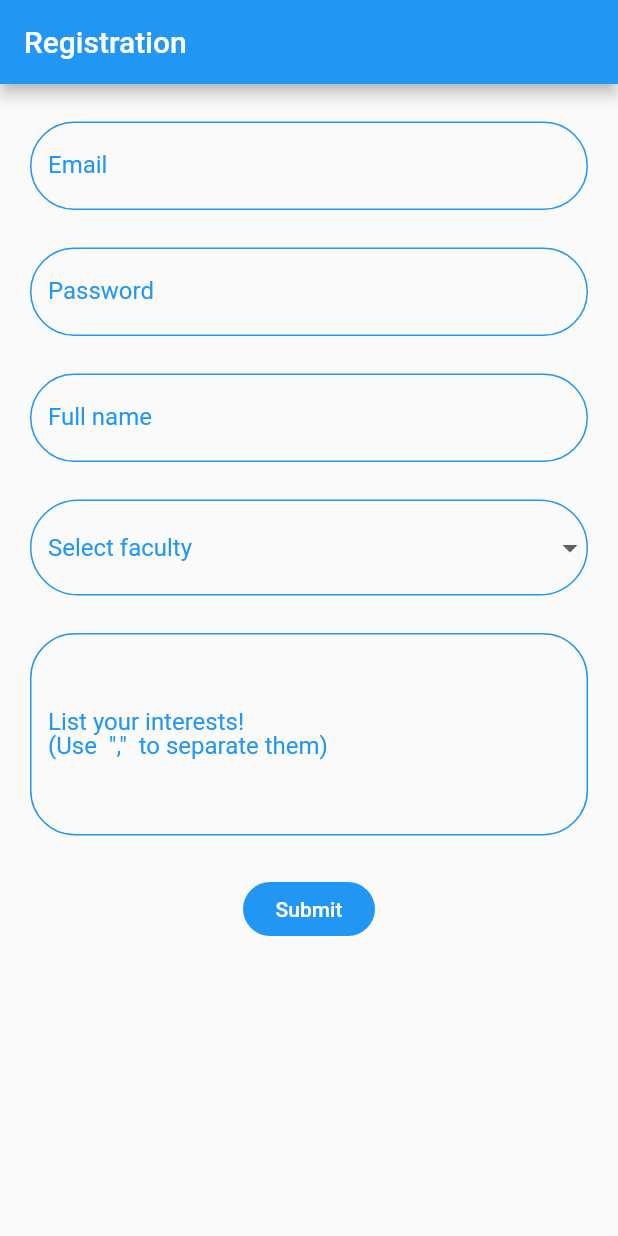
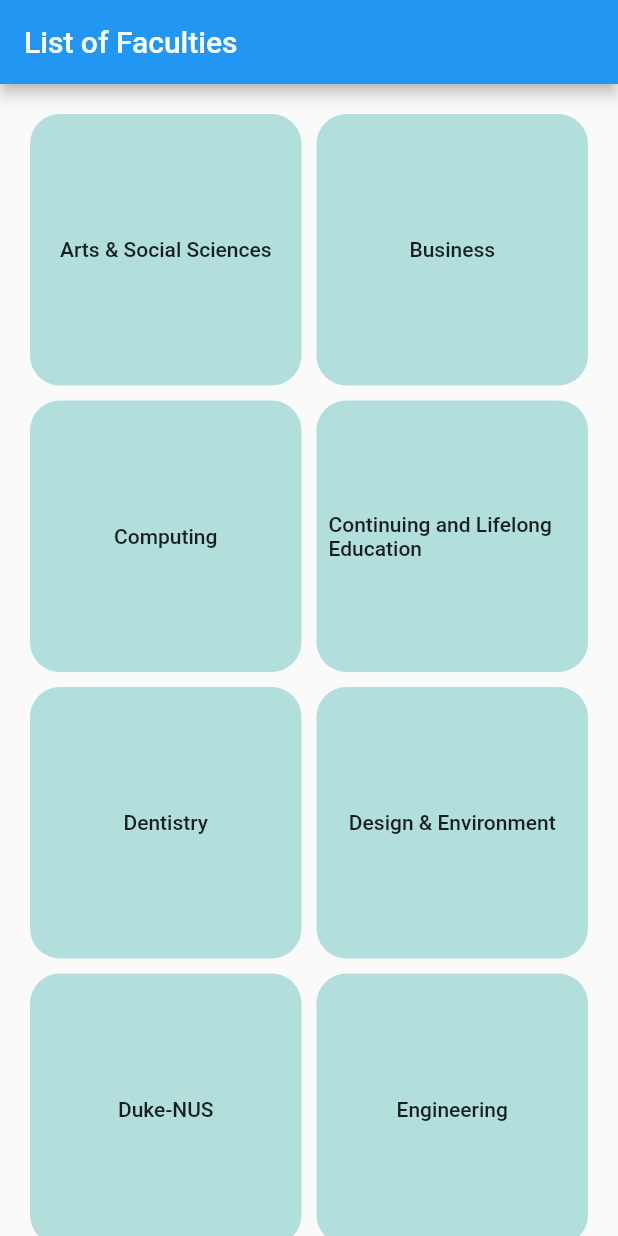
Before and after one commit to anthonyxavier64/hacknroll2021, a Flutter app: the screen it shows after launch, on a phone screen of 412 x 824 dp. Run offline on Flutter 3.47's test engine with Material 2 defaults, Android fonts, the phone set to English and light mode, and no system bars; missing offline and left inert: Cycled_iOS.

Commit message:
Added HomePage

```diff
--- a/lib/dummy_data.dart
+++ b/lib/dummy_data.dart
@@ -1,7 +1,7 @@
 class DummyData {
   final List<String> faculties = [
     'Arts & Social Sciences',
-    'Buiness',
+    'Business',
     'Computing',
     'Continuing and Lifelong Education',
     'Dentistry',
@@ -17,4 +17,8 @@
     'Science',
     'Yale-NUS',
   ];
+
+  List<String> getFaculties() {
+    return this.faculties;
+  }
 }
--- a/lib/main.dart
+++ b/lib/main.dart
@@ -1,4 +1,5 @@
 import 'package:flutter/material.dart';
+import 'package:hacknroll2021/pages/home_page.dart';
 
 import 'package:hacknroll2021/pages/registration_page.dart';
 
@@ -19,7 +20,7 @@
       ),
       initialRoute: '/',
       routes: {
-        '/': (context) => RegistrationPage(),
+        '/': (context) => HomePage(),
       },
     );
   }
--- /dev/null
+++ b/lib/pages/home_page.dart
@@ -0,0 +1,76 @@
+import 'dart:developer';
+
+import 'package:flutter/material.dart';
+import 'package:hacknroll2021/dummy_data.dart';
+import 'package:hacknroll2021/widgets/custom_multiline_text_field.dart';
+
+class HomePage extends StatelessWidget {
+  List<String> faculties = DummyData().getFaculties();
+
+  @override
+  Widget build(BuildContext context) {
+    return Scaffold(
+      appBar: AppBar(
+        title: Text('List of Faculties'),
+      ),
+        body:
+            Scrollbar(
+      child:
+        GridView.count(
+          primary: false,
+          padding: const EdgeInsets.all(20),
+          crossAxisSpacing: 10,
+          mainAxisSpacing: 10,
+          crossAxisCount: 2,
+          children:  <Widget>[
+            for (var i in faculties)
+            FlatButton(onPressed: () => log("Button Pressed"),
+              padding: const EdgeInsets.all(8),
+              child: Text(i.toString()),
+              shape: RoundedRectangleBorder(
+              borderRadius: BorderRadius.circular(20),
+              ),
+                color: Colors.teal[100],
+              ),
+
+    ]
+    )
+
+
+
+
+            // Container(
+            //   padding: const EdgeInsets.all(8),
+            //   child: const Text("He'd have you all unravel at the"),
+            //   color: Colors.teal[100],
+            // ),
+            // Container(
+            //   padding: const EdgeInsets.all(8),
+            //   child: const Text('Heed not the rabble'),
+            //   color: Colors.teal[200],
+            // ),
+            // Container(
+            //   padding: const EdgeInsets.all(8),
+            //   child: const Text('Sound of screams but the'),
+            //   color: Colors.teal[300],
+            // ),
+            // Container(
+            //   padding: const EdgeInsets.all(8),
+            //   child: const Text('Who scream'),
+            //   color: Colors.teal[400],
+            // ),
+            // Container(
+            //   padding: const EdgeInsets.all(8),
+            //   child: const Text('Revolution is coming...'),
+            //   color: Colors.teal[500],
+            // ),
+            // Container(
+            //   padding: const EdgeInsets.all(8),
+            //   child: const Text('Revolution, they...'),
+            //   color: Colors.teal[600],
+            // ),
+          ,
+        )
+    );
+  }
+}
--- a/pubspec.yaml
+++ b/pubspec.yaml
@@ -30,6 +30,8 @@
   cupertino_icons: ^0.1.3
   firebase_auth: ^0.18.4+1
   cloud_firestore: ^0.14.4
+
+  #Homepage
 
 dev_dependencies:
   flutter_test:
```
Also changed, not shown: lib/pages/login_page.dart (+59 -2 lines), pubspec.lock.
